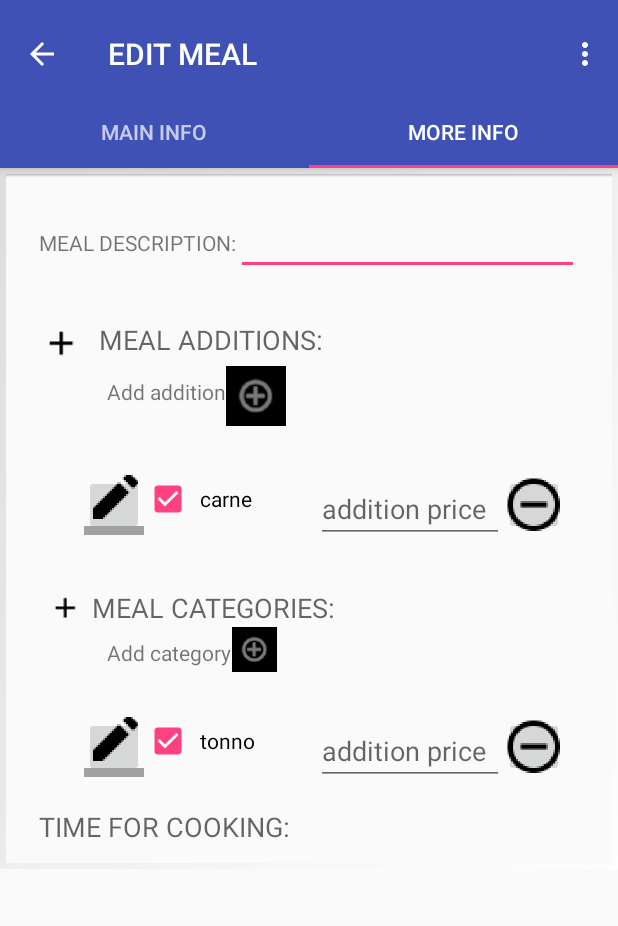
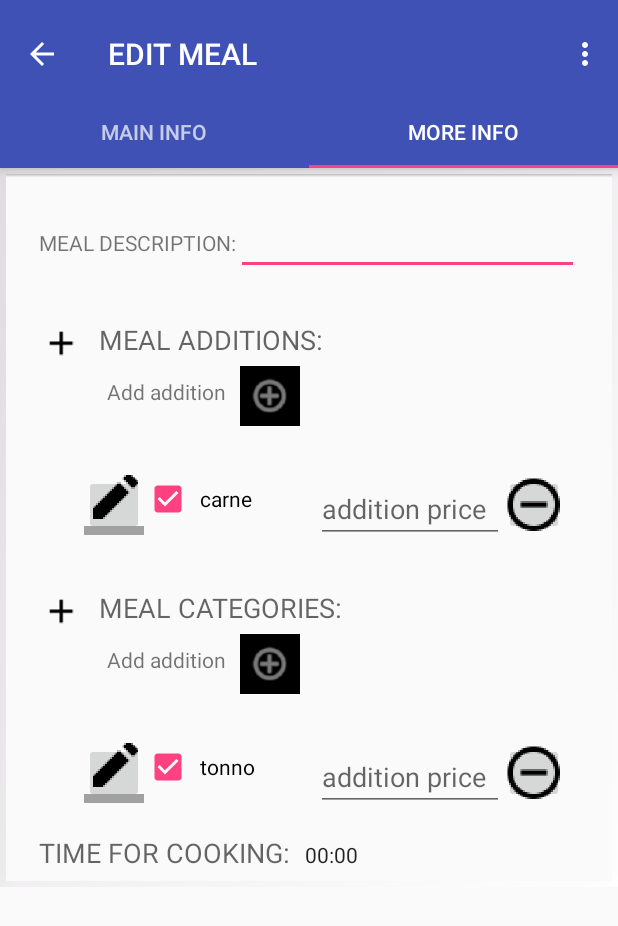
Before and after one commit to dalla92/RestaurantOwner, an Android app: the MenuRestaurant_edit screen opened directly, with no data from a screen before it, tab 2 chosen, on a phone screen of 412 x 824 dp. Shown: the top 926 px of the screen. Run offline under Robolectric (Android 15) with nearby library versions, the phone set to English and light mode, and no system bars.

Commit message:
Meal editing 2

```diff
--- a/app/src/main/res/layout/fragment_main_info_meal.xml
+++ b/app/src/main/res/layout/fragment_main_info_meal.xml
@@ -93,7 +93,8 @@
         android:layout_width="match_parent"
         android:layout_height="wrap_content"
         android:layout_below="@id/layout_meal_image"
-        android:padding="15dp">
+        android:padding="15dp"
+        android:paddingTop="15dp">
 
         <Spinner
             android:layout_width="wrap_content"
--- a/app/src/main/res/layout/fragment_other_info_meal.xml
+++ b/app/src/main/res/layout/fragment_other_info_meal.xml
@@ -58,7 +58,7 @@
                 android:layout_height="wrap_content"
                 android:textAppearance="?android:attr/textAppearanceMedium"
                 android:text="@string/meal_possible_additions"
-                android:id="@+id/textView25"
+                android:id="@+id/textView2"
                 android:paddingLeft="10dp" />
         </LinearLayout>
 
@@ -75,16 +75,17 @@
                 android:layout_height="wrap_content"
                 android:textAppearance="?android:attr/textAppearanceSmall"
                 android:text="@string/meal_add_new_addition"
-                android:id="@+id/textView29"
+                android:id="@+id/textView3"
                 android:paddingTop="7dp"
                 android:paddingLeft="5dp"
-                android:minLines="2" />
+                android:minLines="2"
+                android:paddingRight="9dp" />
 
             <ImageView
                 android:layout_width="40dp"
                 android:layout_height="40dp"
                 android:src="@drawable/ic_action_add"
-                android:id="@+id/imageView5"
+                android:id="@+id/imageView4"
                 android:background="#000000" />
 
         </LinearLayout>
@@ -93,7 +94,7 @@
     <ListView
         android:id="@+id/additions_list"
         android:layout_below="@id/layout_additions"
-        android:layout_height="wrap_content"
+        android:layout_height="match_parent"
         android:layout_width="match_parent"
         android:layout_gravity="bottom"
         android:paddingTop="30dp">
@@ -111,12 +112,12 @@
         <LinearLayout
             android:orientation="horizontal"
             android:layout_width="match_parent"
-            android:layout_height="match_parent"
+            android:layout_height="wrap_content"
             android:id="@+id/layouty">
 
             <ImageView
-                android:layout_width="35dp"
-                android:layout_height="25dp"
+                android:layout_width="30dp"
+                android:layout_height="30dp"
                 android:src="@mipmap/icon_plus_expand"
                 android:id="@+id/expand_or_collapse_categories"
                 android:layout_gravity="top" />
@@ -126,14 +127,14 @@
                 android:layout_height="wrap_content"
                 android:textAppearance="?android:attr/textAppearanceMedium"
                 android:text="@string/meal_possible_categories"
-                android:id="@+id/textView26" />
-
+                android:id="@+id/textView25"
+                android:paddingLeft="10dp" />
         </LinearLayout>
 
         <LinearLayout
             android:orientation="horizontal"
+            android:layout_width="match_parent"
             android:layout_below="@id/layouty"
-            android:layout_width="match_parent"
             android:layout_height="wrap_content"
             android:paddingLeft="40dp"
             android:id="@+id/layout_categories">
@@ -142,29 +143,33 @@
                 android:layout_width="wrap_content"
                 android:layout_height="wrap_content"
                 android:textAppearance="?android:attr/textAppearanceSmall"
-                android:text="@string/meal_add_new_category"
-                android:id="@+id/textView30"
+                android:text="@string/meal_add_new_addition"
+                android:id="@+id/textView29"
+                android:paddingTop="7dp"
                 android:paddingLeft="5dp"
-                android:paddingTop="7dp" />
+                android:minLines="2"
+                android:paddingRight="9dp" />
 
             <ImageView
-                android:layout_width="30dp"
-                android:layout_height="30dp"
+                android:layout_width="40dp"
+                android:layout_height="40dp"
                 android:src="@drawable/ic_action_add"
-                android:id="@+id/imageView6"
+                android:id="@+id/imageView5"
                 android:background="#000000" />
 
         </LinearLayout>
 
+
         <ListView
             android:id="@+id/categories_list"
             android:layout_below="@id/layout_categories"
-        android:layout_height="wrap_content"
+            android:layout_height="match_parent"
             android:layout_width="match_parent"
             android:layout_gravity="bottom"
             android:paddingTop="30dp">
         </ListView>
     </RelativeLayout>
+
 
     <LinearLayout
         android:orientation="horizontal"
@@ -181,10 +186,10 @@
             android:id="@+id/textView27" />
 
         <Chronometer
-            android:layout_width="30dp"
-            android:layout_height="30dp"
+            android:layout_width="wrap_content"
+            android:layout_height="wrap_content"
             android:id="@+id/chronometer"
-            android:paddingLeft="30dp" />
+            android:paddingLeft="10dp" />
 
     </LinearLayout>
 
```
Also changed, not shown: app/src/main/res/layout/meal_layout.xml (+28 -27 lines). Lines whose indentation alone changed are shown as unchanged.
